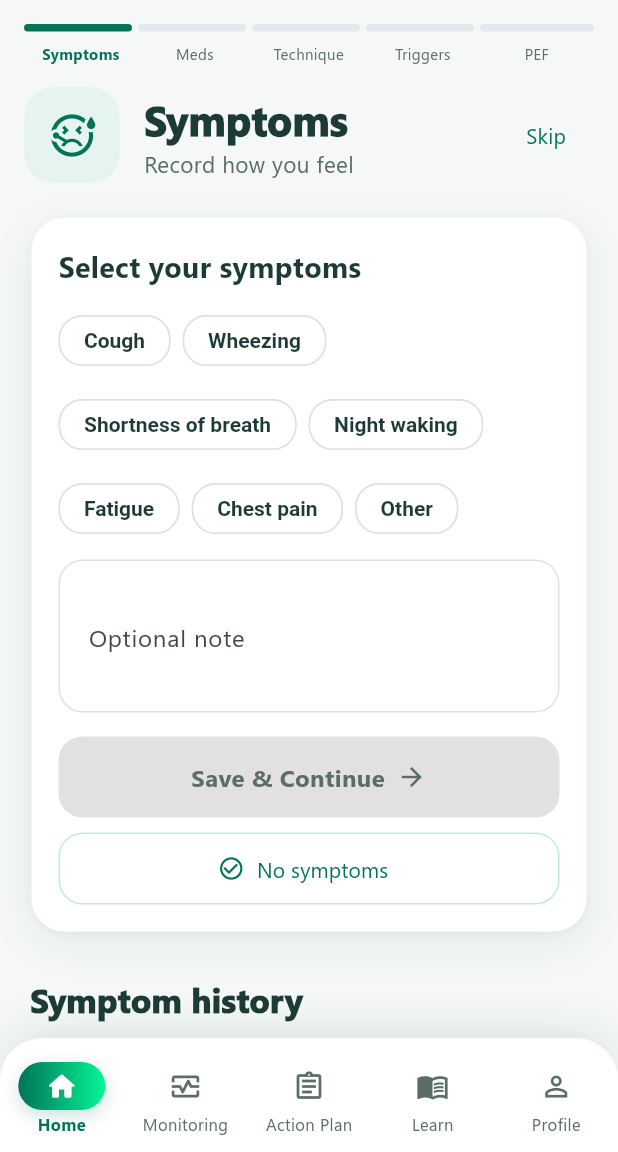
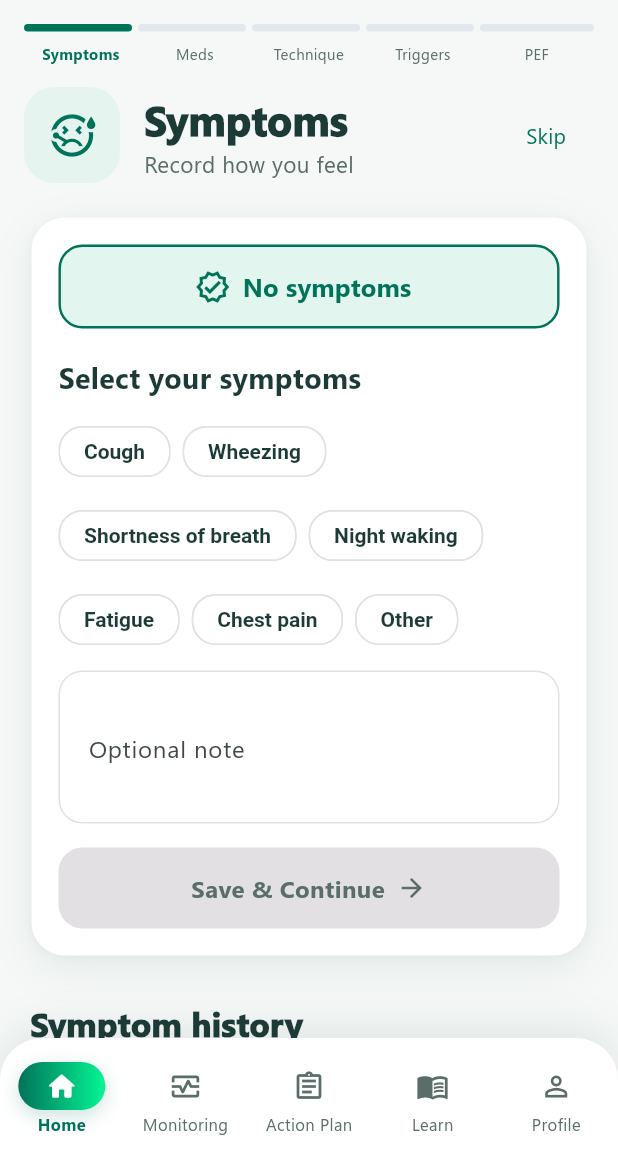
Before and after one commit to mustafawasfi0-code/Asthma1, a Flutter app: the MonitoringScreen screen opened directly, on a phone screen of 412 x 824 dp, the part 84-1236 px from its top. Run offline on Flutter 3.47's test engine with Material 3 defaults, Android fonts, the phone set to English and light mode, and no system bars; our stand-ins replace flutter_local_notifications, geolocator, go_router, shared_preferences, supabase_flutter, timezone and 1 more; accounts and stored records are empty.

Commit message:
Fix notifications and update Home and Symptoms UI

```diff
--- a/lib/screens/home_secondary_screens.dart
+++ b/lib/screens/home_secondary_screens.dart
@@ -275,6 +275,7 @@ class _RemindersScreenState extends State<RemindersScreen> {
           time: value,
         );
       }
+      await NotificationService.requestPermission();
       await _load(silent: true);
     } catch (_) {
       _message(
--- a/lib/screens/monitoring_screen.dart
+++ b/lib/screens/monitoring_screen.dart
@@ -421,6 +421,31 @@ class _MonitoringScreenState extends State<MonitoringScreen> {
           child: Column(
             crossAxisAlignment: CrossAxisAlignment.start,
             children: [
+              SizedBox(
+                width: double.infinity,
+                height: 56,
+                child: OutlinedButton.icon(
+                  key: const ValueKey('no_symptoms'),
+                  onPressed: saving ? null : _noSymptoms,
+                  icon: const Icon(Icons.verified_outlined, size: 24),
+                  label: Text(
+                    appText('No symptoms', 'لا توجد أعراض'),
+                    style: const TextStyle(
+                      fontSize: 17,
+                      fontWeight: FontWeight.w800,
+                    ),
+                  ),
+                  style: OutlinedButton.styleFrom(
+                    foregroundColor: AppColors.green,
+                    backgroundColor: const Color(0xFFE3F5EF),
+                    side: const BorderSide(color: AppColors.green, width: 1.6),
+                    shape: RoundedRectangleBorder(
+                      borderRadius: BorderRadius.circular(16),
+                    ),
+                  ),
+                ),
+              ),
+              const SizedBox(height: 18),
               Text(
                 appText('Select your symptoms', 'اختر الأعراض التي لديك'),
                 style: const TextStyle(fontSize: 19, fontWeight: FontWeight.w800),
@@ -464,20 +489,7 @@ class _MonitoringScreenState extends State<MonitoringScreen> {
                     ? null
                     : _saveSymptoms,
               ),
-              const SizedBox(height: 10),
-              SizedBox(
-                width: double.infinity,
-                child: OutlinedButton.icon(
-                  key: const ValueKey('no_symptoms'),
-                  onPressed: saving ? null : _noSymptoms,
-                  icon: const Icon(Icons.check_circle_outline),
-                  label: Text(appText('No symptoms', 'لا توجد أعراض')),
-                  style: OutlinedButton.styleFrom(
-                    foregroundColor: const Color(0xFF007359),
-                    side: const BorderSide(color: Color(0xFFBFE9E6)),
-                  ),
-                ),
-              ),
+
             ],
           ),
         ),
```
Also changed, not shown: lib/screens/main_screens.dart (+19 -14 lines), lib/services/notification_service.dart (+115 -24 lines), 1 other file.
